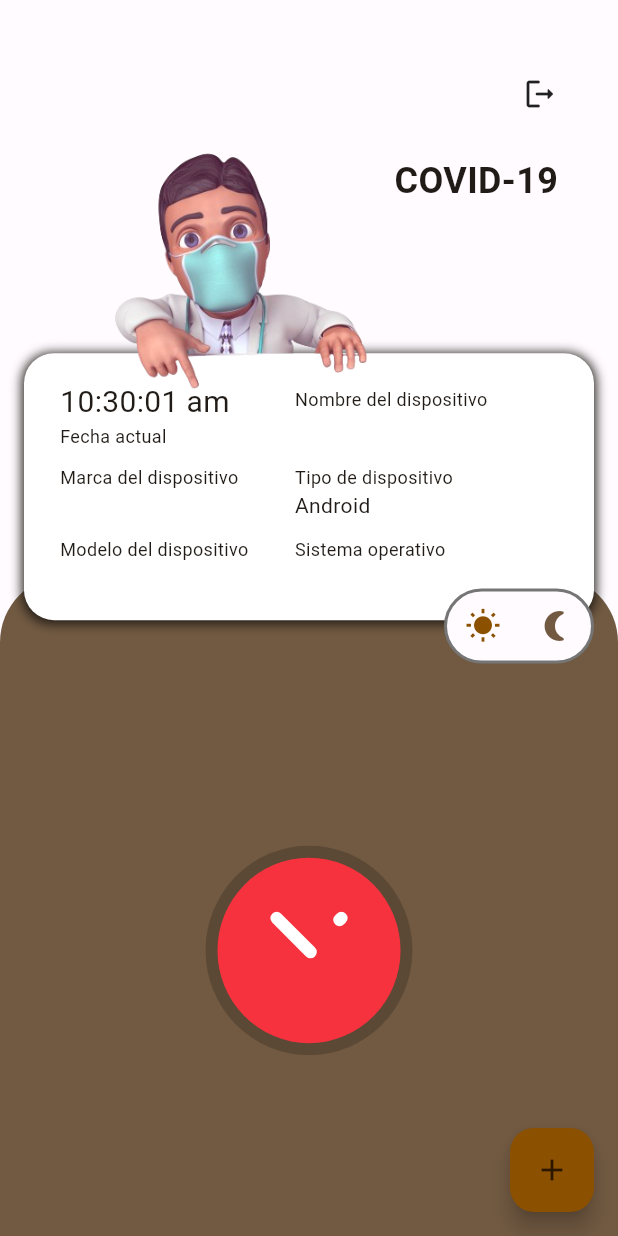
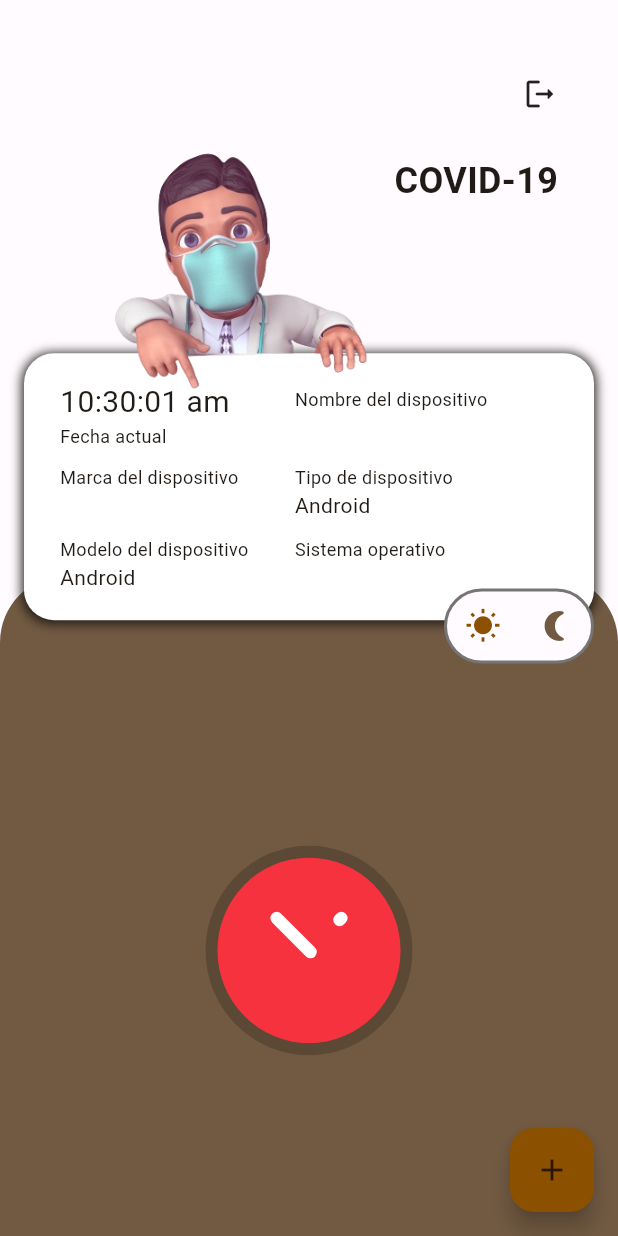
Before and after one commit to LuanSouzaProg/Evertec_Challenge, a Flutter app: the HomePage screen opened by its route, on a phone screen of 412 x 824 dp. Run offline on Flutter 3.47's test engine with Material 3 defaults, Android fonts, the phone set to English and light mode, and no system bars; our stand-ins replace adaptive_theme, device_info_plus, dio, equatable, flutter_bloc, flutter_modular and 1 more; network calls fail.

Commit message:
Feature-Home

```diff
--- /dev/null
+++ b/lib/app/domain/models/device_info_model.dart
@@ -0,0 +1,14 @@
+class DeviceInfoModel {
+  String? brand;
+  String? name;
+  String? model;
+  String? type;
+  String? system;
+  DeviceInfoModel({
+    this.brand,
+    this.name,
+    this.model,
+    this.type,
+    this.system,
+  });
+}
--- a/lib/app/module/home/components/card_device_info_component.dart
+++ b/lib/app/module/home/components/card_device_info_component.dart
@@ -2,16 +2,39 @@
 import 'package:flutter/foundation.dart';
 import 'package:flutter/material.dart';
 
+import '../../../domain/models/device_info_model.dart';
 import '../../../shared/utils/constraints.dart';
 import 'device_item_component.dart';
 
 class CardDeviceInfoComponent extends StatelessWidget {
-  final AndroidDeviceInfo info;
+  final AndroidDeviceInfo? androidDeviceInfo;
+  final IosDeviceInfo? iosDeviceInfo;
 
-  const CardDeviceInfoComponent({super.key, required this.info});
+  const CardDeviceInfoComponent(
+      {super.key, this.androidDeviceInfo, this.iosDeviceInfo});
 
   @override
   Widget build(BuildContext context) {
+    DeviceInfoModel deviceInfoModel = DeviceInfoModel();
+
+    if (androidDeviceInfo != null) {
+      deviceInfoModel = DeviceInfoModel(
+        brand: androidDeviceInfo?.brand,
+        name: androidDeviceInfo?.device,
+        model: _getAppBarTitle(),
+        type: androidDeviceInfo?.brand,
+        system: androidDeviceInfo?.hardware,
+      );
+    } else if (iosDeviceInfo != null) {
+      deviceInfoModel = DeviceInfoModel(
+        brand: iosDeviceInfo?.model,
+        name: iosDeviceInfo?.name,
+        model: _getAppBarTitle(),
+        type: iosDeviceInfo?.systemName,
+        system: iosDeviceInfo?.systemVersion,
+      );
+    }
+
     return Container(
       decoration: BoxDecoration(
         color: Theme.of(context).colorScheme.onPrimary,
@@ -56,7 +79,7 @@
                 ),
                 DeviceItemComponent(
                   title: 'Nombre del dispositivo',
-                  subtitle: info.device,
+                  subtitle: deviceInfoModel.name ?? '',
                 ),
               ],
             ),
@@ -64,7 +87,7 @@
               children: [
                 DeviceItemComponent(
                   title: 'Marca del dispositivo',
-                  subtitle: info.brand,
+                  subtitle: deviceInfoModel.brand ?? '',
                 ),
                 DeviceItemComponent(
                   title: 'Tipo de dispositivo',
@@ -76,11 +99,11 @@
               children: [
                 DeviceItemComponent(
                   title: 'Modelo del dispositivo',
-                  subtitle: info.model,
+                  subtitle: deviceInfoModel.model ?? '',
                 ),
                 DeviceItemComponent(
                   title: 'Sistema operativo',
-                  subtitle: info.hardware,
+                  subtitle: deviceInfoModel.system ?? '',
                 ),
               ],
             ),
--- a/lib/app/module/home/components/info_device_component.dart
+++ b/lib/app/module/home/components/info_device_component.dart
@@ -1,4 +1,5 @@
 import 'package:device_info_plus/device_info_plus.dart';
+import 'package:flutter/foundation.dart';
 import 'package:flutter/material.dart';
 
 import '../../../shared/components/error_component.dart';
@@ -11,6 +12,7 @@
 
   @override
   Widget build(BuildContext context) {
+    if (defaultTargetPlatform == TargetPlatform.android) {
       return FutureBuilder(
         future: device.androidInfo,
         builder: (context, snapshot) {
@@ -26,14 +28,42 @@
               child: Column(
                 mainAxisSize: MainAxisSize.min,
                 children: [
-                CardDeviceInfoComponent(info: info),
+                  CardDeviceInfoComponent(
+                    androidDeviceInfo: info,
+                  ),
                 ],
               ),
             );
           }
+          return Container();
+        },
+      );
+    } else if (defaultTargetPlatform == TargetPlatform.iOS) {
+      return FutureBuilder(
+        future: device.iosInfo,
+        builder: (context, snapshot) {
+          if (snapshot.hasError) {
+            return const ErrorComponent();
+          }
 
+          if (snapshot.hasData) {
+            IosDeviceInfo info = snapshot.data!;
+
+            return Padding(
+              padding: const EdgeInsets.symmetric(horizontal: 16),
+              child: Column(
+                mainAxisSize: MainAxisSize.min,
+                children: [
+                  CardDeviceInfoComponent(iosDeviceInfo: info),
+                ],
+              ),
+            );
+          }
           return Container();
         },
       );
     }
+
+    return Container();
   }
+}
```
Lines whose indentation alone changed are shown as unchanged.
